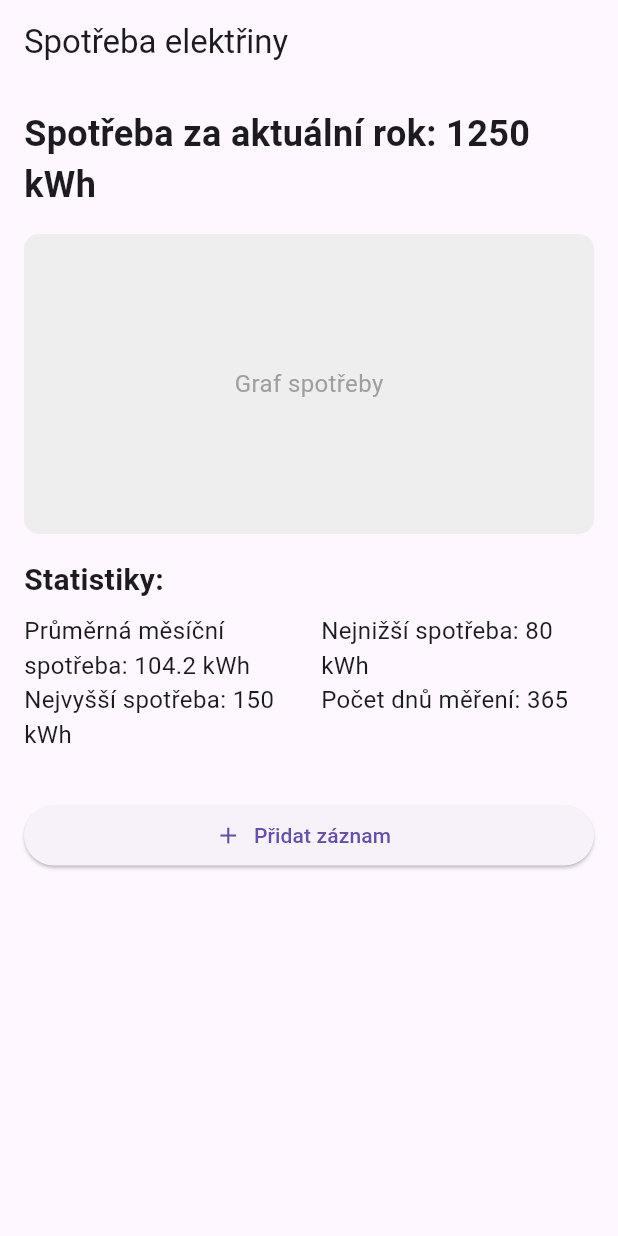
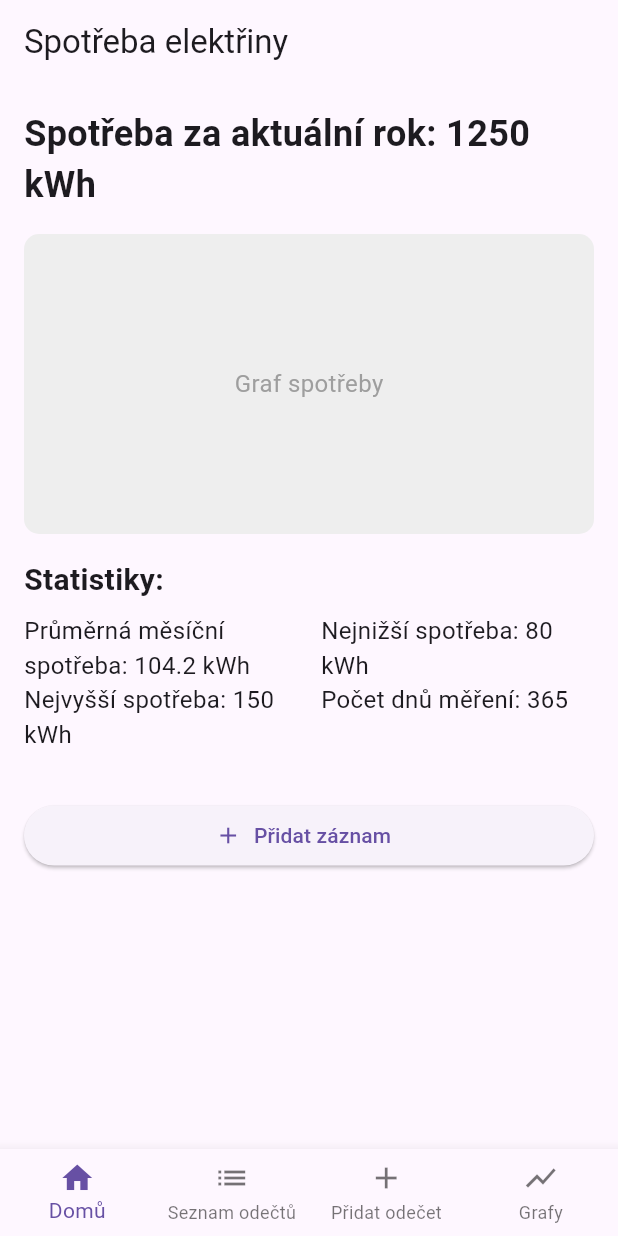
Before and after one commit to JakubStepanek/pma-js-electricity-consumption, a Flutter app: the screen it shows after launch, on a phone screen of 412 x 824 dp. Run offline on Flutter 3.47's test engine with Material 3 defaults, Android fonts, the light colour scheme and no system bars; our stand-ins replace drift; accounts and stored records are empty; generated files the repository leaves out were written again.

Commit message:
add navigationbottombar

```diff
--- a/electricity_consumption_tracker/lib/main.dart
+++ b/electricity_consumption_tracker/lib/main.dart
@@ -1,5 +1,6 @@
 import 'package:flutter/material.dart';
 import 'screens/home_screen.dart'; // Import HomeView
+
 
 void main() {
   runApp(ElectricityConsumptionApp());
--- /dev/null
+++ b/electricity_consumption_tracker/lib/navigation/app_navigation.dart
@@ -0,0 +1,87 @@
+import 'package:flutter/material.dart';
+import '../screens/home_screen.dart';
+import '../screens/add_consumption_screen.dart';
+import '../screens/consumption_list_screen.dart';
+import '../screens/graph_analysis_screen.dart';
+
+class AppNavigation extends StatefulWidget {
+  final int currentIndex;
+
+  AppNavigation({this.currentIndex = 0});
+
+  @override
+  _AppNavigationState createState() => _AppNavigationState();
+}
+
+class _AppNavigationState extends State<AppNavigation> {
+  int _currentIndex = 0;
+
+  @override
+  void initState() {
+    super.initState();
+    _currentIndex = widget.currentIndex; // Nastavení výchozího indexu
+  }
+
+  void _onItemTapped(int index) {
+    if (_currentIndex == index)
+      return; // Aby se zbytečně znovu okno neaktualizovalo
+
+    setState(() {
+      _currentIndex = index;
+    });
+
+    switch (index) {
+      case 0:
+        Navigator.pushReplacement(
+          context,
+          MaterialPageRoute(builder: (context) => HomeScreen()),
+        );
+        break;
+      case 1:
+        Navigator.pushReplacement(
+          context,
+          MaterialPageRoute(builder: (context) => ConsumptionListScreen()),
+        );
+        break;
+      case 2:
+        Navigator.pushReplacement(
+          context,
+          MaterialPageRoute(builder: (context) => AddConsumptionScreen()),
+        );
+        break;
+      case 3:
+        Navigator.pushReplacement(
+          context,
+          MaterialPageRoute(builder: (context) => GraphAnalysisScreen()),
+        );
+        break;
+    }
+  }
+
+  @override
+  Widget build(BuildContext context) {
+    return BottomNavigationBar(
+      currentIndex: _currentIndex,
+      onTap: _onItemTapped,
+      type: BottomNavigationBarType.fixed,
+      items: const <BottomNavigationBarItem>[
+        BottomNavigationBarItem(
+          icon: Icon(Icons.home),
+          label: "Domů",
+        ),
+        BottomNavigationBarItem(
+          icon: Icon(Icons.list),
+          label: "Seznam odečtů",
+        ),
+        BottomNavigationBarItem(
+          icon: Icon(Icons.add),
+          label: "Přidat odečet",
+        ),
+        BottomNavigationBarItem(
+          icon: Icon(Icons.show_chart),
+          label: "Grafy",
+        ),
+      ],
+    );
+  }
+}
--- a/electricity_consumption_tracker/lib/screens/home_screen.dart
+++ b/electricity_consumption_tracker/lib/screens/home_screen.dart
@@ -1,3 +1,4 @@
+import 'package:electricity_consumption_tracker/navigation/app_navigation.dart';
 import 'package:flutter/material.dart';
 import '../controllers/home_controller.dart'; // Import controlleru
 
@@ -92,6 +93,7 @@ class HomeScreen extends StatelessWidget {
           ],
         ),
       ),
+      bottomNavigationBar: AppNavigation(currentIndex: 0),
     );
   }
 }
```
Also changed, not shown: electricity_consumption_tracker/lib/screens/consumption_list_screen.dart (added, +9 -0 lines), electricity_consumption_tracker/lib/screens/graph_analysis_screen.dart (added, +9 -0 lines), electricity_consumption_tracker/lib/repositories/consumption_repository.dart (deleted), electricity_consumption_tracker/lib/services/ocr_service.dart (deleted), electricity_consumption_tracker/lib/utils/date_formatters.dart (deleted), electricity_consumption_tracker/lib/widgets/consumption_list_item.dart (deleted), electricity_consumption_tracker/lib/widgets/custom_button.dart (deleted), 1 other file.
